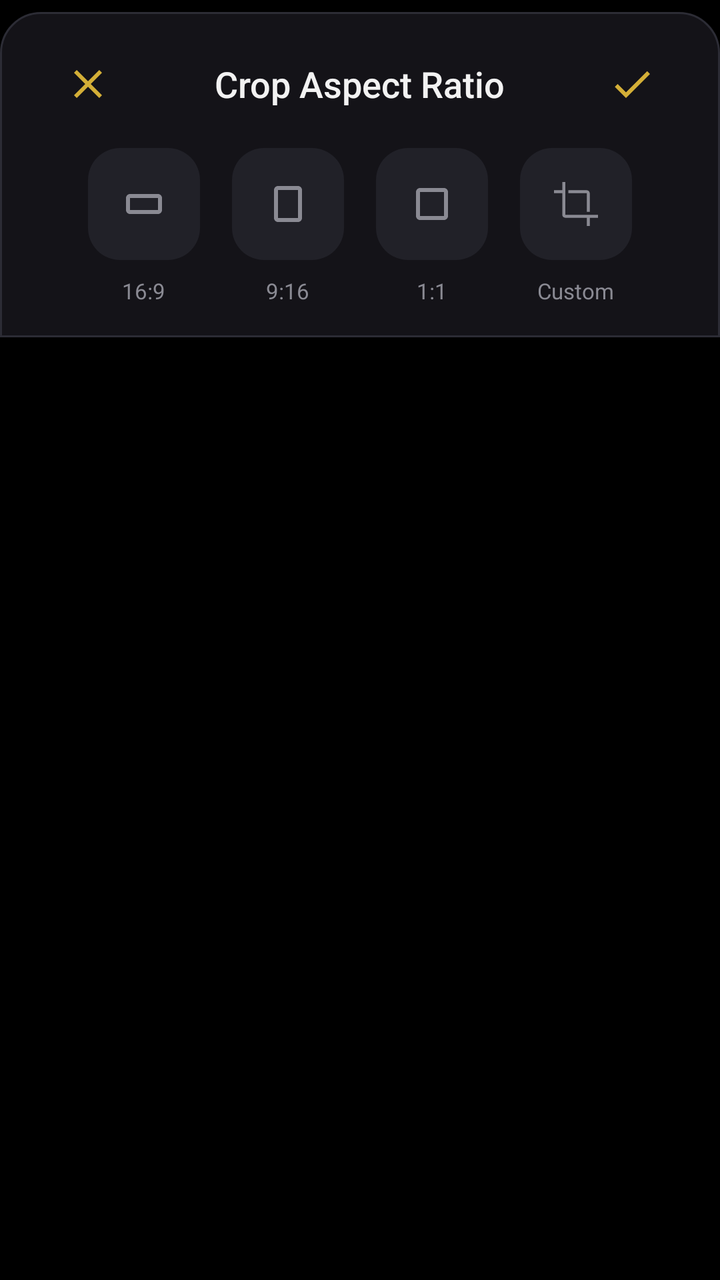
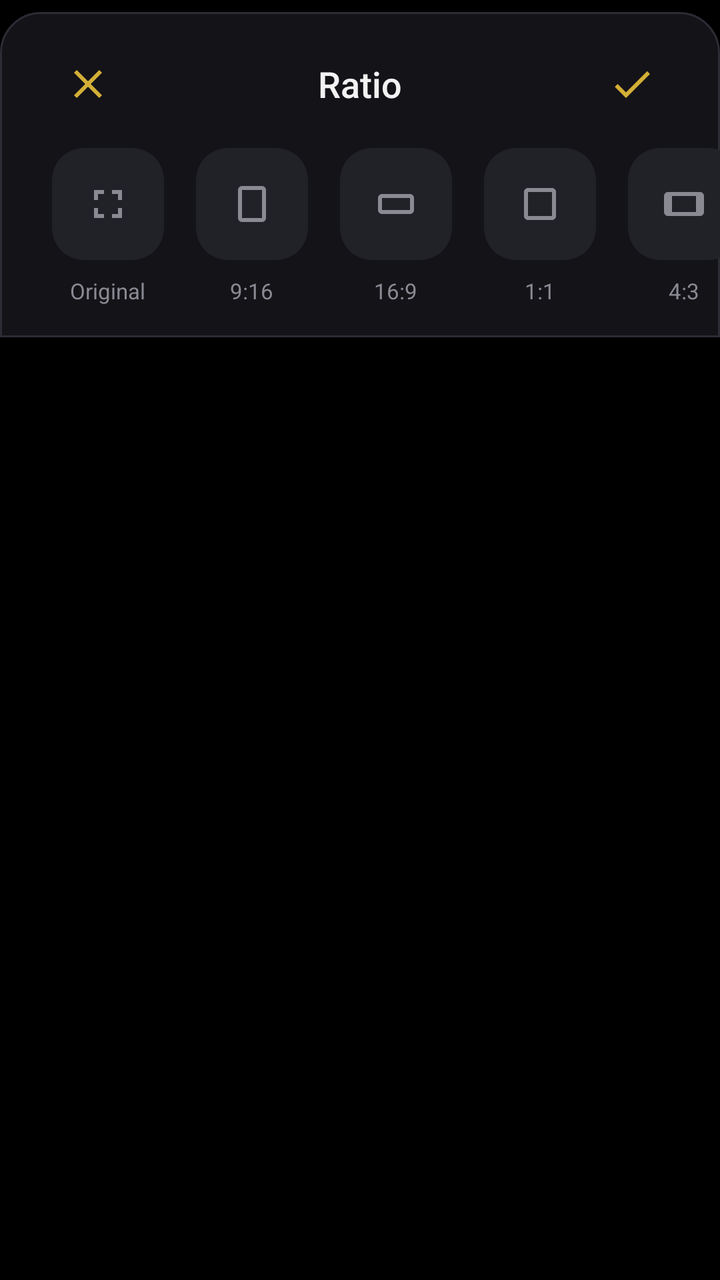

Before-and-after screenshots of an Android layout around one commit, followed by the original layout XML and the change that was made.
<!-- AndroidManifest.xml: application theme AppTheme -->
<!-- res/layout/crop_editing_toolbar.xml -->
<?xml version="1.0" encoding="utf-8"?>
<LinearLayout xmlns:android="http://schemas.android.com/apk/res/android"
    xmlns:app="http://schemas.android.com/apk/res-auto"
    android:layout_width="match_parent"
    android:layout_height="wrap_content"
    android:orientation="vertical"
    android:background="@android:color/transparent">

    <LinearLayout
        android:layout_width="match_parent"
        android:layout_height="wrap_content"
        android:orientation="vertical"
        android:layout_marginTop="6dp"
        android:background="@drawable/bg_bottom_nav_docked"
        android:paddingVertical="16dp"
        android:elevation="12dp">

        <RelativeLayout
            android:layout_width="match_parent"
            android:layout_height="wrap_content"
            android:layout_marginBottom="12dp"
            android:paddingHorizontal="24dp">

            <ImageButton
                android:id="@+id/btnCloseSheet"
                android:layout_width="40dp"
                android:layout_height="40dp"
                android:layout_alignParentStart="true"
                android:background="?attr/selectableItemBackgroundBorderless"
                android:src="@drawable/ic_close_24"
                android:padding="8dp"
                android:scaleType="fitCenter"
                app:tint="@color/activeTool" />

            <TextView
                android:id="@+id/tvTitleCrop"
                android:layout_width="wrap_content"
                android:layout_height="wrap_content"
                android:layout_centerInParent="true"
                android:fontFamily="sans-serif-medium"
                android:text="@string/str_crop_aspect_ratio"
                android:textColor="@color/textColor"
                android:textSize="18sp" />

            <ImageButton
                android:id="@+id/btnCropDone"
                android:layout_width="40dp"
                android:layout_height="40dp"
                android:layout_alignParentEnd="true"
                android:background="?attr/selectableItemBackgroundBorderless"
                android:src="@drawable/ic_check_24"
                android:padding="8dp"
                android:scaleType="fitCenter"
                app:tint="@color/activeTool" />
        </RelativeLayout>

        <HorizontalScrollView
            android:layout_width="match_parent"
            android:layout_height="wrap_content"
            android:overScrollMode="never"
            android:scrollbars="none"
            android:fillViewport="true">

            <LinearLayout
                android:layout_width="wrap_content"
                android:layout_height="wrap_content"
                android:gravity="center_horizontal"
                android:layout_gravity="center_vertical"
                android:orientation="horizontal"
                android:paddingHorizontal="24dp">

                <LinearLayout
                    android:id="@+id/frameAspectRatio1"
                    android:layout_width="60dp"
                    android:layout_height="wrap_content"
                    android:layout_marginEnd="12dp"
                    android:gravity="center"
                    android:orientation="vertical">
                    <FrameLayout
                        android:id="@+id/bg16_9"
                        android:layout_width="56dp"
                        android:layout_height="56dp"
                        android:background="@drawable/bg_aspect_ratio_item">
                        <ImageView
                            android:id="@+id/ic16_9"
                            android:layout_width="24dp"
                            android:layout_height="24dp"
                            android:layout_gravity="center"
                            android:src="@drawable/ic_crop_16_9_24"
                            app:tint="@color/iconSecondary" />
                    </FrameLayout>
                    <TextView
                        android:id="@+id/txt16_9"
                        android:layout_width="wrap_content"
                        android:layout_height="wrap_content"
                        android:layout_marginTop="8dp"
                        android:text="@string/str_16_9"
                        android:textColor="@color/toolTextInactive"
                        android:textSize="11sp" />
                </LinearLayout>

                <LinearLayout
                    android:id="@+id/frameAspectRatio2"
                    android:layout_width="60dp"
                    android:layout_height="wrap_content"
                    android:layout_marginEnd="12dp"
                    android:gravity="center"
                    android:orientation="vertical">
                    <FrameLayout
                        android:id="@+id/bg9_16"
                        android:layout_width="56dp"
                        android:layout_height="56dp"
                        android:background="@drawable/bg_aspect_ratio_item">
                        <ImageView
                            android:id="@+id/ic9_16"
                            android:layout_width="24dp"
                            android:layout_height="24dp"
                            android:layout_gravity="center"
                            android:src="@drawable/ic_crop_portrait_24"
                            app:tint="@color/iconSecondary" />
                    </FrameLayout>
                    <TextView
                        android:id="@+id/txt9_16"
                        android:layout_width="wrap_content"
                        android:layout_height="wrap_content"
                        android:layout_marginTop="8dp"
                        android:text="@string/str_9_16"
                        android:textColor="@color/toolTextInactive"
                        android:textSize="11sp" />
                </LinearLayout>

                <LinearLayout
                    android:id="@+id/frameAspectRatio3"
                    android:layout_width="60dp"
                    android:layout_height="wrap_content"
                    android:layout_marginEnd="12dp"
                    android:gravity="center"
                    android:orientation="vertical">
                    <FrameLayout
                        android:id="@+id/bg1_1"
                        android:layout_width="56dp"
                        android:layout_height="56dp"
                        android:background="@drawable/bg_aspect_ratio_item">
                        <ImageView
                            android:id="@+id/ic1_1"
                            android:layout_width="24dp"
                            android:layout_height="24dp"
                            android:layout_gravity="center"
                            android:src="@drawable/ic_crop_square_24"
                            app:tint="@color/iconSecondary" />
                    </FrameLayout>
                    <TextView
                        android:id="@+id/txt1_1"
                        android:layout_width="wrap_content"
                        android:layout_height="wrap_content"
                        android:layout_marginTop="8dp"
                        android:text="@string/str_1_1"
                        android:textColor="@color/toolTextInactive"
                        android:textSize="11sp" />
                </LinearLayout>

                <LinearLayout
                    android:id="@+id/frameAspectRatioCustom"
                    android:layout_width="60dp"
                    android:layout_height="wrap_content"
                    android:gravity="center"
                    android:orientation="vertical">
                    <FrameLayout
                        android:id="@+id/bgCustom"
                        android:layout_width="56dp"
                        android:layout_height="56dp"
                        android:background="@drawable/bg_aspect_ratio_item">
                        <ImageView
                            android:id="@+id/icCustom"
                            android:layout_width="24dp"
                            android:layout_height="24dp"
                            android:layout_gravity="center"
                            android:src="@drawable/ic_crop_24"
                            app:tint="@color/iconSecondary" />
                    </FrameLayout>
                    <TextView
                        android:id="@+id/txtCustom"
                        android:layout_width="wrap_content"
                        android:layout_height="wrap_content"
                        android:layout_marginTop="8dp"
                        android:text="@string/str_custom"
                        android:textColor="@color/toolTextInactive"
                        android:textSize="11sp" />
                </LinearLayout>

            </LinearLayout>
        </HorizontalScrollView>
    </LinearLayout>
</LinearLayout>
<!-- resources referenced by this layout -->
<resources>
  <color name="activeTool">#D4AF37</color>
  <color name="iconSecondary">#8A8A93</color>
  <color name="textColor">#F2F2F2</color>
  <color name="toolTextInactive">#8A8A93</color>
  <!-- drawable bg_aspect_ratio_item (drawable) -->
  <shape xmlns:android="http://schemas.android.com/apk/res/android">
      <solid android:color="@color/surfaceVariant" />
      <corners android:radius="16dp" />
  </shape>
  <!-- drawable bg_bottom_nav_docked (drawable) -->
  <?xml version="1.0" encoding="utf-8"?>
  <shape xmlns:android="http://schemas.android.com/apk/res/android"
      android:shape="rectangle">
      <solid android:color="#141318" />
      <corners
          android:topLeftRadius="20dp"
          android:topRightRadius="20dp" />
      <stroke
          android:width="1dp"
          android:color="#2C2C35" />
  </shape>
  <!-- drawable ic_check_24 (drawable) -->
  <vector xmlns:android="http://schemas.android.com/apk/res/android" android:height="24dp" android:tint="#FFFFFF" android:viewportHeight="24" android:viewportWidth="24" android:width="24dp">
        
      <path android:fillColor="@android:color/white" android:pathData="M9,16.17L4.83,12l-1.42,1.41L9,19 21,7l-1.41,-1.41z"/>
      
  </vector>
  <string name="str_16_9">16:9</string>
  <string name="str_1_1">1:1</string>
  <string name="str_9_16">9:16</string>
  <string name="str_crop_aspect_ratio">Crop Aspect Ratio</string>
  <string name="str_custom">Custom</string>
  <color name="surfaceVariant">#212128</color>
  <color name="colorPrimary">#D4AF37</color>
  <color name="colorPrimaryVariant">#8C7322</color>
  <color name="colorOnPrimary">#000000</color>
  <color name="colorSecondary">#D4AF37</color>
  <color name="colorSecondaryVariant">#8C7322</color>
  <color name="colorOnSecondary">#000000</color>
  <color name="background">#000000</color>
  <color name="navigationBarColor">#000000</color>
  <color name="statusBarColor">#000000</color>
  <!-- unchanged entries left out for length: 6 -->
</resources>

<!-- the commit's change to res/layout/crop_editing_toolbar.xml (unified diff, before → after) -->
@@ -38,7 +38,7 @@
                 android:layout_height="wrap_content"
                 android:layout_centerInParent="true"
                 android:fontFamily="sans-serif-medium"
-                android:text="@string/str_crop_aspect_ratio"
+                android:text="@string/str_ratio"
                 android:textColor="@color/textColor"
                 android:textSize="18sp" />
 
@@ -54,6 +54,7 @@
                 app:tint="@color/activeTool" />
         </RelativeLayout>
 
+        
         <HorizontalScrollView
             android:layout_width="match_parent"
             android:layout_height="wrap_content"
@@ -70,6 +71,66 @@
                 android:paddingHorizontal="24dp">
 
                 <LinearLayout
+                    android:id="@+id/frameAspectRatioOriginal"
+                    android:layout_width="60dp"
+                    android:layout_height="wrap_content"
+                    android:layout_marginEnd="12dp"
+                    android:gravity="center"
+                    android:orientation="vertical">
+                    <FrameLayout
+                        android:id="@+id/bgOriginal"
+                        android:layout_width="56dp"
+                        android:layout_height="56dp"
+                        android:background="@drawable/bg_aspect_ratio_item">
+                        <ImageView
+                            android:id="@+id/icOriginal"
+                            android:layout_width="24dp"
+                            android:layout_height="24dp"
+                            android:layout_gravity="center"
+                            android:src="@drawable/ic_ratio_original_24"
+                            app:tint="@color/iconSecondary" />
+                    </FrameLayout>
+                    <TextView
+                        android:id="@+id/txtOriginal"
+                        android:layout_width="wrap_content"
+                        android:layout_height="wrap_content"
+                        android:layout_marginTop="8dp"
+                        android:text="@string/str_original"
+                        android:textColor="@color/toolTextInactive"
+                        android:textSize="11sp" />
+                </LinearLayout>
+
+                <LinearLayout
+                    android:id="@+id/frameAspectRatio2"
+                    android:layout_width="60dp"
+                    android:layout_height="wrap_content"
+                    android:layout_marginEnd="12dp"
+                    android:gravity="center"
+                    android:orientation="vertical">
+                    <FrameLayout
+                        android:id="@+id/bg9_16"
+                        android:layout_width="56dp"
+                        android:layout_height="56dp"
+                        android:background="@drawable/bg_aspect_ratio_item">
+                        <ImageView
+                            android:id="@+id/ic9_16"
+                            android:layout_width="24dp"
+                            android:layout_height="24dp"
+                            android:layout_gravity="center"
+                            android:src="@drawable/ic_crop_portrait_24"
+                            app:tint="@color/iconSecondary" />
+                    </FrameLayout>
+                    <TextView
+                        android:id="@+id/txt9_16"
+                        android:layout_width="wrap_content"
+                        android:layout_height="wrap_content"
+                        android:layout_marginTop="8dp"
+                        android:text="@string/str_9_16"
+                        android:textColor="@color/toolTextInactive"
+                        android:textSize="11sp" />
+                </LinearLayout>
+
+                <LinearLayout
                     android:id="@+id/frameAspectRatio1"
                     android:layout_width="60dp"
                     android:layout_height="wrap_content"
@@ -100,36 +161,6 @@
                 </LinearLayout>
 
                 <LinearLayout
-                    android:id="@+id/frameAspectRatio2"
-                    android:layout_width="60dp"
-                    android:layout_height="wrap_content"
-                    android:layout_marginEnd="12dp"
-                    android:gravity="center"
-                    android:orientation="vertical">
-                    <FrameLayout
-                        android:id="@+id/bg9_16"
-                        android:layout_width="56dp"
-                        android:layout_height="56dp"
-                        android:background="@drawable/bg_aspect_ratio_item">
-                        <ImageView
-                            android:id="@+id/ic9_16"
-                            android:layout_width="24dp"
-                            android:layout_height="24dp"
-                            android:layout_gravity="center"
-                            android:src="@drawable/ic_crop_portrait_24"
-                            app:tint="@color/iconSecondary" />
-                    </FrameLayout>
-                    <TextView
-                        android:id="@+id/txt9_16"
-                        android:layout_width="wrap_content"
-                        android:layout_height="wrap_content"
-                        android:layout_marginTop="8dp"
-                        android:text="@string/str_9_16"
-                        android:textColor="@color/toolTextInactive"
-                        android:textSize="11sp" />
-                </LinearLayout>
-
-                <LinearLayout
                     android:id="@+id/frameAspectRatio3"
                     android:layout_width="60dp"
                     android:layout_height="wrap_content"
@@ -155,6 +186,96 @@
                         android:layout_height="wrap_content"
                         android:layout_marginTop="8dp"
                         android:text="@string/str_1_1"
+                        android:textColor="@color/toolTextInactive"
+                        android:textSize="11sp" />
+                </LinearLayout>
+
+                <LinearLayout
+                    android:id="@+id/frameAspectRatio4_3"
+                    android:layout_width="60dp"
+                    android:layout_height="wrap_content"
+                    android:layout_marginEnd="12dp"
+                    android:gravity="center"
+                    android:orientation="vertical">
+                    <FrameLayout
+                        android:id="@+id/bg4_3"
+                        android:layout_width="56dp"
+                        android:layout_height="56dp"
+                        android:background="@drawable/bg_aspect_ratio_item">
+                        <ImageView
+                            android:id="@+id/ic4_3"
+                            android:layout_width="24dp"
+                            android:layout_height="24dp"
+                            android:layout_gravity="center"
+                            android:src="@drawable/ic_ratio_4_3_24"
+                            app:tint="@color/iconSecondary" />
+                    </FrameLayout>
+                    <TextView
+                        android:id="@+id/txt4_3"
+                        android:layout_width="wrap_content"
+                        android:layout_height="wrap_content"
+                        android:layout_marginTop="8dp"
+                        android:text="@string/str_4_3"
+                        android:textColor="@color/toolTextInactive"
+                        android:textSize="11sp" />
+                </LinearLayout>
+
+                <LinearLayout
+                    android:id="@+id/frameAspectRatio3_4"
+                    android:layout_width="60dp"
+                    android:layout_height="wrap_content"
+                    android:layout_marginEnd="12dp"
+                    android:gravity="center"
+                    android:orientation="vertical">
+                    <FrameLayout
+                        android:id="@+id/bg3_4"
+                        android:layout_width="56dp"
+                        android:layout_height="56dp"
+                        android:background="@drawable/bg_aspect_ratio_item">
+                        <ImageView
+                            android:id="@+id/ic3_4"
+                            android:layout_width="24dp"
+                            android:layout_height="24dp"
+                            android:layout_gravity="center"
+                            android:src="@drawable/ic_ratio_3_4_24"
+                            app:tint="@color/iconSecondary" />
+                    </FrameLayout>
+                    <TextView
+                        android:id="@+id/txt3_4"
+                        android:layout_width="wrap_content"
+                        android:layout_height="wrap_content"
+                        android:layout_marginTop="8dp"
+                        android:text="@string/str_3_4"
+                        android:textColor="@color/toolTextInactive"
+                        android:textSize="11sp" />
+                </LinearLayout>
+
+                <LinearLayout
+                    android:id="@+id/frameAspectRatio5_8"
+                    android:layout_width="60dp"
+                    android:layout_height="wrap_content"
+                    android:layout_marginEnd="12dp"
+                    android:gravity="center"
+                    android:orientation="vertical">
+                    <FrameLayout
+                        android:id="@+id/bg5_8"
+                        android:layout_width="56dp"
+                        android:layout_height="56dp"
+                        android:background="@drawable/bg_aspect_ratio_item">
+                        <ImageView
+                            android:id="@+id/ic5_8"
+                            android:layout_width="24dp"
+                            android:layout_height="24dp"
+                            android:layout_gravity="center"
+                            android:src="@drawable/ic_ratio_5_8_24"
+                            app:tint="@color/iconSecondary" />
+                    </FrameLayout>
+                    <TextView
+                        android:id="@+id/txt5_8"
+                        android:layout_width="wrap_content"
+                        android:layout_height="wrap_content"
+                        android:layout_marginTop="8dp"
+                        android:text="@string/str_5_8"
                         android:textColor="@color/toolTextInactive"
                         android:textSize="11sp" />
                 </LinearLayout>
@@ -190,5 +311,16 @@
 
             </LinearLayout>
         </HorizontalScrollView>
+
+        <TextView
+            android:id="@+id/tvRatioHint"
+            android:layout_width="match_parent"
+            android:layout_height="wrap_content"
+            android:layout_marginTop="12dp"
+            android:gravity="center"
+            android:text="@string/str_ratio_hint"
+            android:textColor="@color/toolTextInactive"
+            android:textSize="12sp"
+            android:visibility="gone" />
     </LinearLayout>
 </LinearLayout>
<!-- resource entries referenced after the edit -->
@@ -27,11 +27,40 @@
       <path android:fillColor="@android:color/white" android:pathData="M9,16.17L4.83,12l-1.42,1.41L9,19 21,7l-1.41,-1.41z"/>
       
   </vector>
+  <!-- drawable ic_ratio_3_4_24 (drawable) -->
+  <vector xmlns:android="http://schemas.android.com/apk/res/android" android:height="24dp" android:tint="#FFFFFF" android:viewportHeight="24" android:viewportWidth="24" android:width="24dp">
+  
+      <path android:fillColor="@android:color/white" android:pathData="M18,4H6C4.9,4 4,4.9 4,6v12c0,1.1 0.9,2 2,2h12c1.1,0 2,-0.9 2,-2V6C20,4.9 19.1,4 18,4zM16,18H8V6h8V18z"/>
+  
+  </vector>
+  <!-- drawable ic_ratio_4_3_24 (drawable) -->
+  <vector xmlns:android="http://schemas.android.com/apk/res/android" android:height="24dp" android:tint="#FFFFFF" android:viewportHeight="24" android:viewportWidth="24" android:width="24dp">
+  
+      <path android:fillColor="@android:color/white" android:pathData="M20,6H4C2.9,6 2,6.9 2,8v8c0,1.1 0.9,2 2,2h16c1.1,0 2,-0.9 2,-2V8C22,6.9 21.1,6 20,6zM18,16H6V8h12V16z"/>
+  
+  </vector>
+  <!-- drawable ic_ratio_5_8_24 (drawable) -->
+  <vector xmlns:android="http://schemas.android.com/apk/res/android" android:height="24dp" android:tint="#FFFFFF" android:viewportHeight="24" android:viewportWidth="24" android:width="24dp">
+  
+      <path android:fillColor="@android:color/white" android:pathData="M17,4H7C5.9,4 5,4.9 5,6v12c0,1.1 0.9,2 2,2h10c1.1,0 2,-0.9 2,-2V6C19,4.9 18.1,4 17,4zM15,18H9V6h6V18z"/>
+  
+  </vector>
+  <!-- drawable ic_ratio_original_24 (drawable) -->
+  <vector xmlns:android="http://schemas.android.com/apk/res/android" android:height="24dp" android:tint="#FFFFFF" android:viewportHeight="24" android:viewportWidth="24" android:width="24dp">
+  
+      <path android:fillColor="@android:color/white" android:pathData="M7,14H5v5h5v-2H7v-3zm-2-4h2V7h3V5H5v5zm12,7h-3v2h5v-5h-2v3zM14,5v2h3v3h2V5h-5z"/>
+  
+  </vector>
   <string name="str_16_9">16:9</string>
   <string name="str_1_1">1:1</string>
+  <string name="str_3_4">3:4</string>
+  <string name="str_4_3">4:3</string>
+  <string name="str_5_8">5:8"</string>
   <string name="str_9_16">9:16</string>
-  <string name="str_crop_aspect_ratio">Crop Aspect Ratio</string>
   <string name="str_custom">Custom</string>
+  <string name="str_original">Original</string>
+  <string name="str_ratio">Ratio</string>
+  <string name="str_ratio_hint">Pinch to zoom • drag to move the video</string>
   <color name="surfaceVariant">#212128</color>
   <color name="colorPrimary">#D4AF37</color>
   <color name="colorPrimaryVariant">#8C7322</color>
